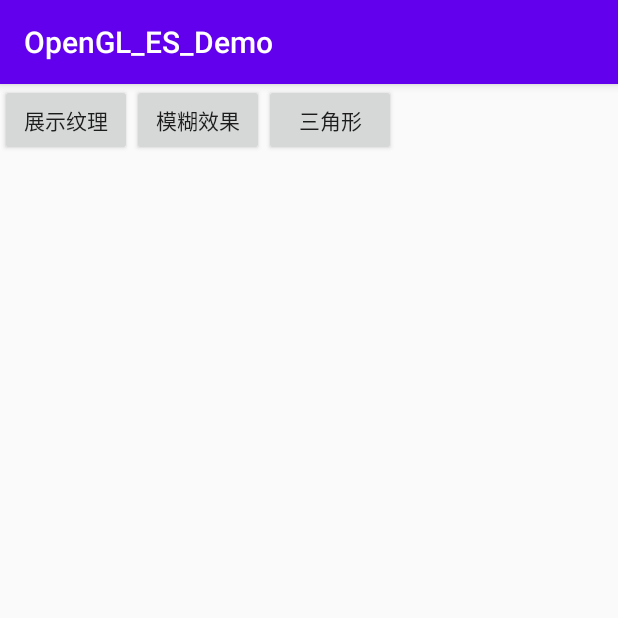
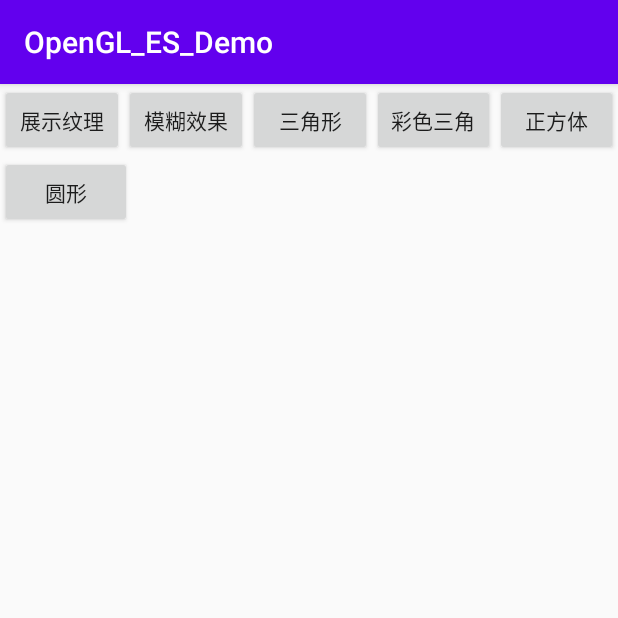
Before and after one commit to Zach-Min/OpenGL_ES_Demo, an Android app: the Opengles screen opened directly, with no data from a screen before it, on a phone screen of 412 x 824 dp, the top half of it. Run offline under Robolectric (Android 15) with nearby library versions, the phone set to English and light mode, and no system bars.

Commit message:
增加颜色以及立方体

```diff
--- a/app/src/main/java/com/example/opengl_es_demo/Opengles.java
+++ b/app/src/main/java/com/example/opengl_es_demo/Opengles.java
@@ -47,5 +47,35 @@ public class Opengles extends AppCompatActivity {
                 setContentView(new ImageGLSurfaceView(mContext, 2));
             }
         });
+
+        Button show_triangle_color = findViewById(R.id.triangle_color);
+        show_triangle_color.setOnClickListener(new View.OnClickListener() {
+            @Override
+            public void onClick(View view) {
+                Toast.makeText(Opengles.this,"Triangle with color",Toast.LENGTH_SHORT).show();
+                mContext = getApplicationContext();
+                setContentView(new ImageGLSurfaceView(mContext, 3));
+            }
+        });
+
+        Button show_cube = findViewById(R.id.cube);
+        show_cube.setOnClickListener(new View.OnClickListener() {
+            @Override
+            public void onClick(View view) {
+                Toast.makeText(Opengles.this,"show cube",Toast.LENGTH_SHORT).show();
+                mContext = getApplicationContext();
+                setContentView(new ImageGLSurfaceView(mContext, 4));
+            }
+        });
+
+        Button show_oval = findViewById(R.id.oval);
+        show_oval.setOnClickListener(new View.OnClickListener() {
+            @Override
+            public void onClick(View view) {
+                Toast.makeText(Opengles.this,"show oval",Toast.LENGTH_SHORT).show();
+                mContext = getApplicationContext();
+                setContentView(new ImageGLSurfaceView(mContext, 5));
+            }
+        });
     }
 }
--- a/app/src/main/java/com/example/opengl_es_demo/Triangle_ImageRenderer.java
+++ b/app/src/main/java/com/example/opengl_es_demo/Triangle_ImageRenderer.java
@@ -51,7 +51,7 @@ public class Triangle_ImageRenderer implements GLSurfaceView.Renderer {
         GLES20.glEnable(GLES20.GL_TEXTURE_2D);
 
         mProgram = BaseGLSL.createOpenGLProgram(vertexShaderCode,fragmentShaderCode);
-        glHPosition = GLES20.glGetAttribLocation(mProgram,"vPosition");
+
     }
 
     @Override
@@ -63,8 +63,8 @@ public class Triangle_ImageRenderer implements GLSurfaceView.Renderer {
     public void onDrawFrame(GL10 gl10) {
         GLES20.glClear(GLES20.GL_COLOR_BUFFER_BIT | GLES20.GL_DEPTH_BUFFER_BIT);//表示要清除颜色缓冲以及深度缓冲
         GLES20.glUseProgram(mProgram);
+        glHPosition = GLES20.glGetAttribLocation(mProgram,"vPosition");
         GLES20.glEnableVertexAttribArray(glHPosition);
-        //传入顶点坐标
         GLES20.glVertexAttribPointer(glHPosition, 3, GLES20.GL_FLOAT, false, 0, vertexBuffer);
 
         GLES20.glDrawArrays(GLES20.GL_TRIANGLE_STRIP, 0, 3);
--- a/app/src/main/res/layout/opengles.xml
+++ b/app/src/main/res/layout/opengles.xml
@@ -1,25 +1,61 @@
 <?xml version="1.0" encoding="utf-8"?>
-<androidx.constraintlayout.widget.ConstraintLayout
-    xmlns:android="http://schemas.android.com/apk/res/android" android:layout_width="match_parent"
-    android:layout_height="match_parent">
+<androidx.constraintlayout.widget.ConstraintLayout xmlns:android="http://schemas.android.com/apk/res/android"
+    xmlns:app="http://schemas.android.com/apk/res-auto"
+    xmlns:tools="http://schemas.android.com/tools"
+    android:layout_width="match_parent"
+    android:layout_height="match_parent"
+    android:orientation="vertical">
+
     <LinearLayout
-    android:layout_width="wrap_content"
-    android:layout_height="wrap_content">
+        android:layout_width="match_parent"
+        android:layout_height="match_parent"
+        android:orientation="vertical">
+
+        <LinearLayout
+            android:layout_width="match_parent"
+            android:layout_height="wrap_content"
+            android:orientation="horizontal">
             <Button
                 android:layout_width="wrap_content"
                 android:layout_height="wrap_content"
                 android:id="@+id/show_texture"
+                android:layout_weight="1"
                 android:text="展示纹理"/>
             <Button
                 android:layout_width="wrap_content"
                 android:layout_height="wrap_content"
+                android:layout_weight="1"
                 android:id="@+id/blur"
                 android:text="模糊效果"/>
             <Button
                 android:layout_width="wrap_content"
                 android:layout_height="wrap_content"
                 android:id="@+id/triangle"
+                android:layout_weight="1"
                 android:text="三角形"/>
+            <Button
+                android:layout_width="wrap_content"
+                android:layout_height="wrap_content"
+                android:layout_weight="1"
+                android:id="@+id/triangle_color"
+                android:text="彩色三角"/>
+            <Button
+                android:layout_width="wrap_content"
+                android:layout_height="wrap_content"
+                android:layout_weight="1"
+                android:id="@+id/cube"
+                android:text="正方体"/>
         </LinearLayout>
 
+        <LinearLayout
+            android:layout_width="match_parent"
+            android:layout_height="wrap_content"
+            android:orientation="horizontal">
+            <Button
+                android:layout_width="wrap_content"
+                android:layout_height="wrap_content"
+                android:id="@+id/oval"
+                android:text="圆形"/>
+        </LinearLayout>
+    </LinearLayout>
 </androidx.constraintlayout.widget.ConstraintLayout>
```
Also changed, not shown: app/src/main/java/com/example/opengl_es_demo/Cube_ImageRenderer.java (added, +141 -0 lines), app/src/main/java/com/example/opengl_es_demo/Oval_ImageRenderer.java (added, +96 -0 lines), app/src/main/java/com/example/opengl_es_demo/Triangle_color_ImageRenderer.java (added, +95 -0 lines), app/src/main/java/com/example/opengl_es_demo/common/ImageGLSurfaceView.java (+9 -1 lines). Lines whose indentation alone changed are shown as unchanged.
